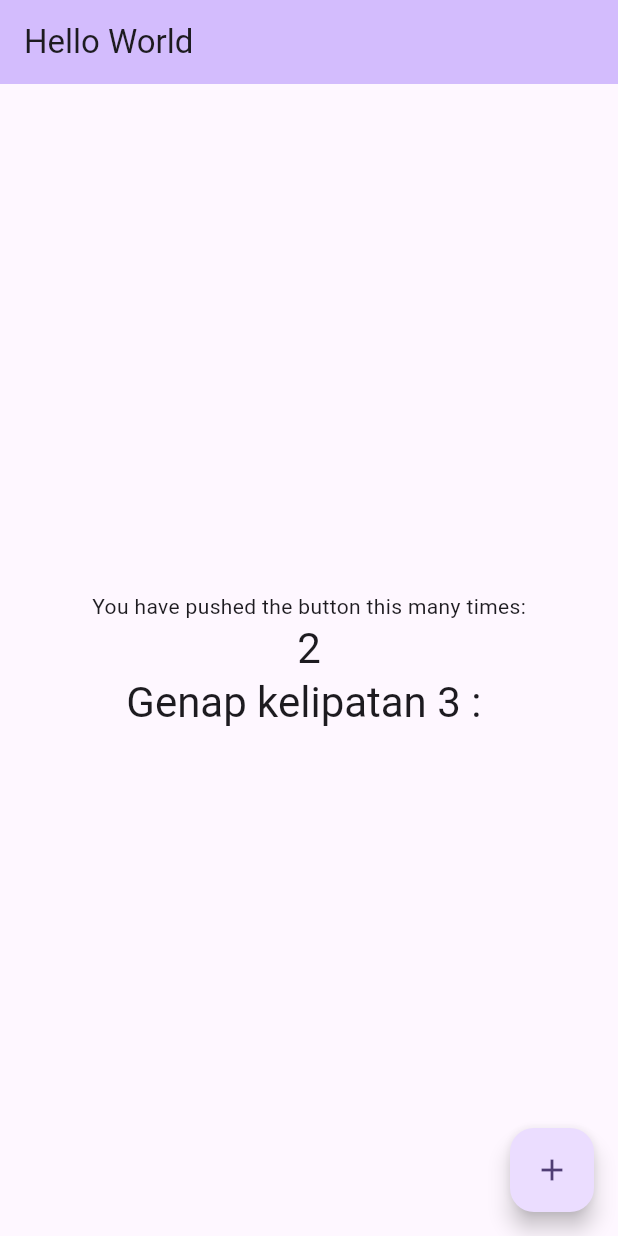
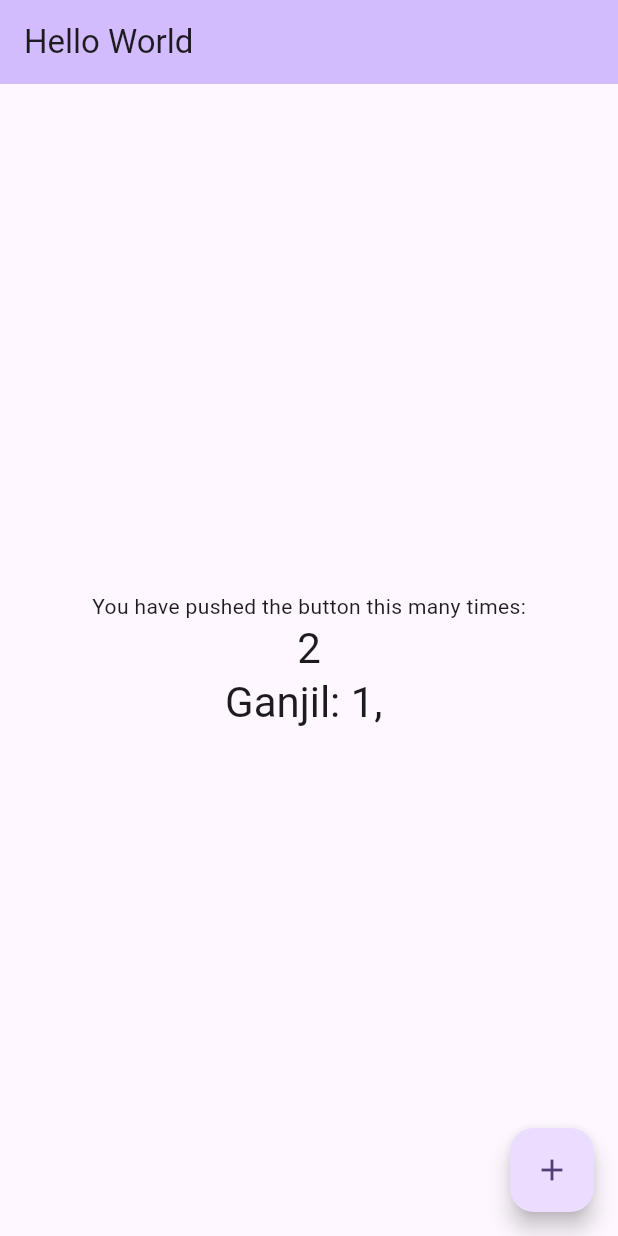
Before and after one commit to raraendah/praktikum2_14, a Flutter app: the screen it shows after launch, after a tap on the "add" icon, on a phone screen of 412 x 824 dp. Run offline on Flutter 3.47's test engine with Material 2 defaults, Android fonts, the phone set to English and light mode, and no system bars.

Commit message:
project 1

```diff
--- a/lib/main.dart
+++ b/lib/main.dart
@@ -30,7 +30,10 @@ class MyHomePage extends StatefulWidget {
 }
 
 class _MyHomePageState extends State<MyHomePage> {
+  //Percobaan 1 dan 2
   int _counter = 1;
+  // Percobaan 3, Tugas, Latihan
+  // int _conuter = 0;
   String _text = "Ganjil";
 
   void _incrementCounter() {
@@ -38,38 +41,56 @@ class _MyHomePageState extends State<MyHomePage> {
       _counter++;
 
       // Percobaan 1 dan 2
-      // if(_counter>10){
-      //   // _counter = 1;
+      if(_counter>20){
+        // _counter = 1;
+        _counter = 0;
+      }
+
+      // Percobaan 2 - Menampilkan bilangan ganjil genap
+      if(_counter%2 == 0) {
+        _text = "Genap";
+      }else{
+        _text = "Ganjil";
+      }
+
+      // Percobaan 3 - Menampilkan bilangan ganjil
+      _text = "Ganjil: ";
+      for(int i=0; i<=_counter; i++){
+        if(i%2 != 0) {
+          _text += '${i}, ';
+        }
+      }
+
+      // Latihan
+      // if(_counter>20){
       //   _counter = 0;
       // }
-
-      // Percobaan 1
-      // if(_counter%2 == 0) {
-      //   _text = "Genap";
-      // }else{
-      //   _text = "Ganjil";
-      // }
-
-      // Percobaan 2
-      // _text = "Ganjil: ";
-      // for(int i=0; i<=_counter; i++){
-      //   if(i%2 != 0) {
-      //     _text += '${i}, ';
+      // _text = "Genap kelipatan 3 : ";
+      // for(int i=1; i<=_counter; i++){
+      //   if(i%3 == 0){
+      //     if(i%2 == 0) {
+      //       _text += '${i}, ';
+      //     }
       //   }
       // }
 
-      // Percobaan 3
-      if(_counter>20){
-        _counter = 0;
-      }
-      _text = "Genap kelipatan 3 : ";
-      for(int i=1; i<=_counter; i++){
-        if(i%3 == 0){
-          if(i%2 == 0) {
-            _text += '${i}, ';
-          }
-        }
-      }
+      //Tugas - Menampilkan bilangan prima
+      // if( _counter>50){
+      //   _counter = 1;
+      // }
+      // _text = "Bilangan Prima : ";
+      // for(int i=2; i<= _counter; i++){
+      //   if ( _counter % i == 0){
+      //     int a = 0;
+      //     for (int j=1; j<=i; j++ ){
+      //       if (i % j == 0){
+      //         a++;
+      //       }
+      //     }
+      //     if (a == 2){
+      //       _text += '${i}, ';
+      //     }
+      //   }
 
     });
   }
```
